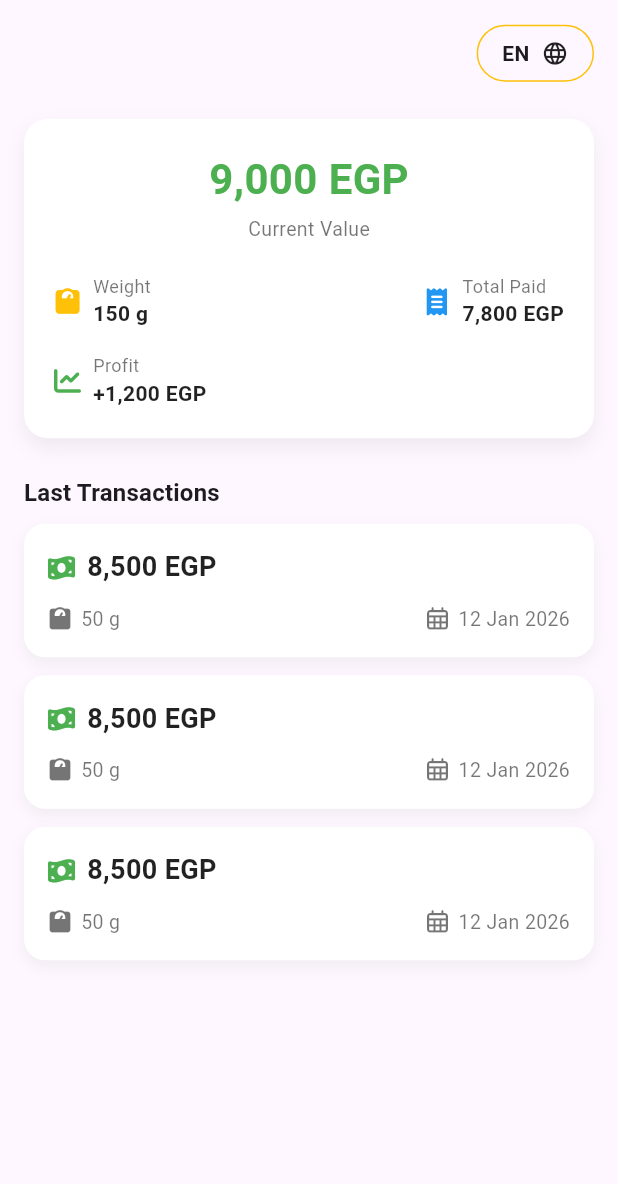
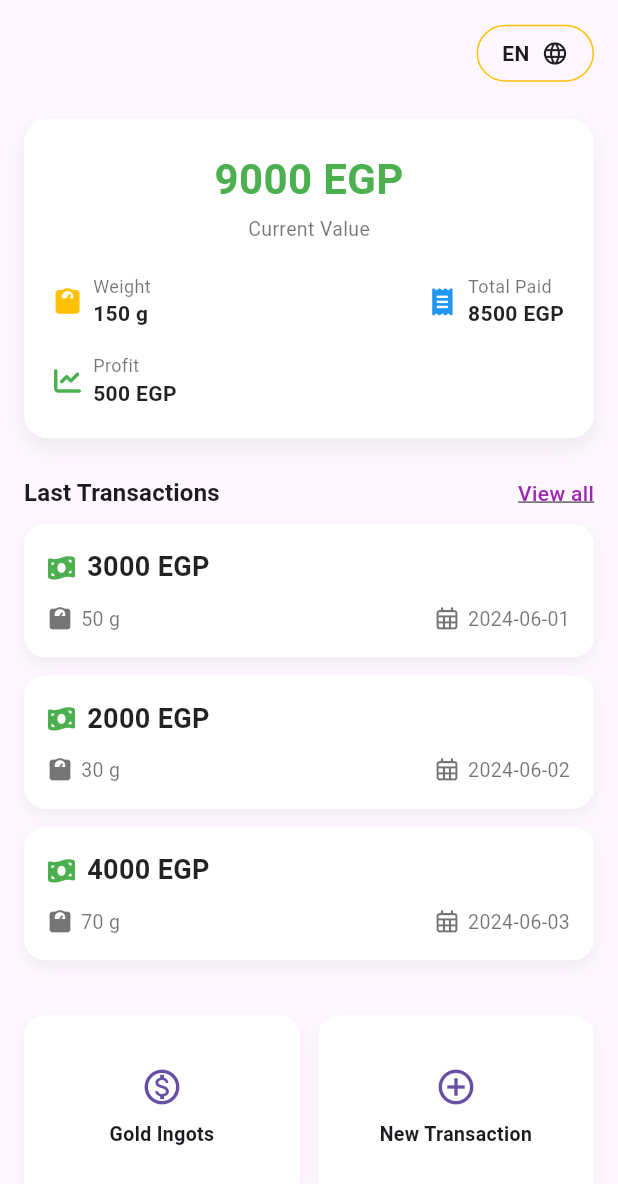
Before and after one commit to AbdelrhmanNashaat/Gold_era_app, a Flutter app: the screen it shows after launch, on a phone screen of 412 x 824 dp. Shown: the top 1184 px of the screen. Run offline on Flutter 3.47's test engine with Material 3 defaults, Android fonts, the phone set to English and light mode, and no system bars; our stand-ins replace dio, flutter_bloc, font_awesome_flutter, skeletonizer.

Commit message:
Add transaction model and views for displaying transactions and gold portfolio

```diff
--- /dev/null
+++ b/lib/features/all_transaction/data/models/transaction_model.dart
@@ -0,0 +1,13 @@
+class TransactionModel {
+  final String id;
+  final String money;
+  final String weight;
+  final String date;
+
+  TransactionModel({
+    required this.id,
+    required this.money,
+    required this.weight,
+    required this.date,
+  });
+}
--- a/lib/features/home/presentation/views/widgets/gold_portfolio_widget.dart
+++ b/lib/features/home/presentation/views/widgets/gold_portfolio_widget.dart
@@ -1,3 +1,4 @@
+import 'package:calulate_gold_daily_price/core/extentions/number_localization.dart';
 import 'package:flutter/material.dart';
 import 'package:font_awesome_flutter/font_awesome_flutter.dart';
 
@@ -5,7 +6,17 @@ import '../../../../../generated/l10n.dart';
 import 'portfolio_info_item.dart';
 
 class GoldPortfolioWidget extends StatelessWidget {
-  const GoldPortfolioWidget({super.key});
+  const GoldPortfolioWidget({
+    super.key,
+    required this.currentValue,
+    required this.weight,
+    required this.totalPaid,
+    required this.profit,
+  });
+  final String currentValue;
+  final String weight;
+  final String totalPaid;
+  final String profit;
 
   @override
   Widget build(BuildContext context) {
@@ -29,7 +40,7 @@ class GoldPortfolioWidget extends StatelessWidget {
             child: Column(
               children: [
                 Text(
-                  "9,000 ${S.of(context).EGP}",
+                  "$currentValue ${S.of(context).EGP}".localizedNumber(context),
                   style: const TextStyle(
                     fontSize: 28,
                     fontWeight: FontWeight.bold,
@@ -53,13 +64,15 @@ class GoldPortfolioWidget extends StatelessWidget {
               PortfolioInfoItem(
                 icon: FontAwesomeIcons.weightScale,
                 label: S.of(context).Weight,
-                value: "150 ${S.of(context).g}",
+                value: "$weight ${S.of(context).g}".localizedNumber(context),
                 iconColor: Colors.amber,
               ),
               PortfolioInfoItem(
                 icon: FontAwesomeIcons.receipt,
                 label: S.of(context).TotalPaid,
-                value: "7,800 ${S.of(context).EGP}",
+                value: "$totalPaid ${S.of(context).EGP}".localizedNumber(
+                  context,
+                ),
                 iconColor: Colors.blue,
               ),
             ],
@@ -70,7 +83,7 @@ class GoldPortfolioWidget extends StatelessWidget {
           PortfolioInfoItem(
             icon: FontAwesomeIcons.chartLine,
             label: S.of(context).Profit,
-            value: "+1,200 ${S.of(context).EGP}",
+            value: "$profit ${S.of(context).EGP}".localizedNumber(context),
             iconColor: Colors.green,
           ),
         ],
--- /dev/null
+++ b/lib/features/home/presentation/views/widgets/home_action_card.dart
@@ -0,0 +1,48 @@
+import 'package:flutter/material.dart';
+
+class HomeActionCard extends StatelessWidget {
+  const HomeActionCard({
+    super.key,
+    required this.icon,
+    required this.title,
+    required this.onTap,
+  });
+
+  final IconData icon;
+  final String title;
+  final VoidCallback onTap;
+
+  @override
+  Widget build(BuildContext context) {
+    return InkWell(
+      borderRadius: BorderRadius.circular(14),
+      onTap: onTap,
+      child: Container(
+        padding: const EdgeInsets.all(16),
+        decoration: BoxDecoration(
+          color: Colors.white,
+          borderRadius: BorderRadius.circular(14),
+          boxShadow: [
+            BoxShadow(
+              color: Colors.black.withValues(alpha: 0.05),
+              blurRadius: 8,
+              offset: const Offset(0, 4),
+            ),
+          ],
+        ),
+        child: Column(
+          mainAxisAlignment: MainAxisAlignment.center,
+          children: [
+            Icon(icon, size: 28, color: Theme.of(context).primaryColor),
+            const SizedBox(height: 8),
+            Text(
+              title,
+              textAlign: TextAlign.center,
+              style: const TextStyle(fontSize: 13, fontWeight: FontWeight.w600),
+            ),
+          ],
+        ),
+      ),
+    );
+  }
+}
--- /dev/null
+++ b/lib/features/home/presentation/views/widgets/home_quick_actions.dart
@@ -0,0 +1,40 @@
+import 'package:calulate_gold_daily_price/features/get_gold_ingots_price/presentation/views/get_gold_ingots_price_view.dart';
+import 'package:flutter/material.dart';
+import '../../../../../generated/l10n.dart';
+import 'home_action_card.dart';
+
+class HomeQuickActions extends StatelessWidget {
+  const HomeQuickActions({super.key});
+
+  @override
+  Widget build(BuildContext context) {
+    return GridView.count(
+      padding: EdgeInsets.zero,
+      crossAxisCount: 2,
+      crossAxisSpacing: 12,
+      mainAxisSpacing: 12,
+      childAspectRatio: 3 / 2,
+      shrinkWrap: true,
+      physics: const NeverScrollableScrollPhysics(),
+      children: [
+        HomeActionCard(
+          icon: Icons.monetization_on_outlined,
+          title: S.of(context).GoldIngots,
+          onTap: () {
+            Navigator.push(
+              context,
+              MaterialPageRoute(
+                builder: (context) => const GetGoldIngotsPriceView(),
+              ),
+            );
+          },
+        ),
+        HomeActionCard(
+          icon: Icons.add_circle_outline,
+          title: S.of(context).NewTransaction,
+          onTap: () {},
+        ),
+      ],
+    );
+  }
+}
--- a/lib/features/home/presentation/views/widgets/home_view_body.dart
+++ b/lib/features/home/presentation/views/widgets/home_view_body.dart
@@ -1,14 +1,38 @@
 import 'package:flutter/material.dart';
 import '../../../../../generated/l10n.dart';
+import '../../../../all_transaction/data/models/transaction_model.dart';
+import '../../../../all_transaction/presentation/views/all_transaction_view.dart';
 import 'gold_portfolio_widget.dart';
+import 'home_quick_actions.dart';
 import 'language_toggle.dart';
-import 'last_transaction_widget.dart';
+import 'latest_last_transactions.dart';
 
 class HomeViewBody extends StatelessWidget {
   const HomeViewBody({super.key});
 
   @override
   Widget build(BuildContext context) {
+    List<TransactionModel> transactions = [
+      // Dummy Data
+      TransactionModel(
+        id: "1",
+        money: "3000",
+        weight: "50",
+        date: "2024-06-01",
+      ),
+      TransactionModel(
+        id: "2",
+        money: "2000",
+        weight: "30",
+        date: "2024-06-02",
+      ),
+      TransactionModel(
+        id: "3",
+        money: "4000",
+        weight: "70",
+        date: "2024-06-03",
+      ),
+    ];
     final size = MediaQuery.sizeOf(context);
     return CustomScrollView(
       physics: const BouncingScrollPhysics(),
@@ -23,24 +47,53 @@ class HomeViewBody extends StatelessWidget {
                 const LanguageToggleWidget(),
                 SizedBox(height: size.height * 0.03),
                 // My Gold Portfolio Title
-                const GoldPortfolioWidget(),
+                const GoldPortfolioWidget(
+                  currentValue: "9000",
+                  weight: "150",
+                  totalPaid: "8500",
+                  profit: "500",
+                ),
                 SizedBox(height: size.height * 0.03),
                 //Last Transactions Title
+                Row(
+                  mainAxisAlignment: MainAxisAlignment.spaceBetween,
+                  children: [
                     Text(
                       S.of(context).LastTransactions,
                       style: Theme.of(context).textTheme.titleMedium?.copyWith(
                         fontWeight: FontWeight.bold,
                       ),
                     ),
-                SizedBox(height: size.height * 0.01),
-                ListView.builder(
-                  physics: const NeverScrollableScrollPhysics(),
-                  shrinkWrap: true,
-                  itemCount: 3,
-                  itemBuilder: (context, index) {
-                    return const LastTransactionWidget();
+                    GestureDetector(
+                      onTap: () {
+                        Navigator.push(
+                          context,
+                          MaterialPageRoute(
+                            builder: (context) {
+                              return AllTransactionView(
+                                transactions: transactions,
+                              );
                             },
                           ),
+                        );
+                      },
+                      child: Text(
+                        S.of(context).viewAll,
+                        style: const TextStyle(
+                          color: Colors.purple,
+                          fontSize: 14,
+                          fontWeight: FontWeight.w500,
+                          decoration: TextDecoration.underline,
+                        ),
+                      ),
+                    ),
+                  ],
+                ),
+                SizedBox(height: size.height * 0.01),
+                LatestLastTransactions(transactions: transactions),
+                SizedBox(height: size.height * 0.03),
+                const HomeQuickActions(),
+                SizedBox(height: size.height * 0.01),
               ],
             ),
           ),
--- a/lib/features/home/presentation/views/widgets/last_transaction_widget.dart
+++ b/lib/features/home/presentation/views/widgets/last_transaction_widget.dart
@@ -1,10 +1,13 @@
+import 'package:calulate_gold_daily_price/core/extentions/number_localization.dart';
 import 'package:flutter/material.dart';
 import 'package:font_awesome_flutter/font_awesome_flutter.dart';
 import '../../../../../generated/l10n.dart';
+import '../../../../all_transaction/data/models/transaction_model.dart';
 import 'transaction_info.dart';
 
 class LastTransactionWidget extends StatelessWidget {
-  const LastTransactionWidget({super.key});
+  const LastTransactionWidget({super.key, required this.transactions});
+  final TransactionModel transactions;
 
   @override
   Widget build(BuildContext context) {
@@ -35,7 +38,9 @@ class LastTransactionWidget extends StatelessWidget {
               ),
               const SizedBox(width: 8),
               Text(
-                "8,500 ${S.of(context).EGP}",
+                "${transactions.money} ${S.of(context).EGP}".localizedNumber(
+                  context,
+                ),
                 style: const TextStyle(
                   fontSize: 18,
                   fontWeight: FontWeight.bold,
@@ -52,11 +57,12 @@ class LastTransactionWidget extends StatelessWidget {
             children: [
               TransactionInfo(
                 icon: FontAwesomeIcons.weightScale,
-                text: "50 ${S.of(context).g}",
+                text: "${transactions.weight} ${S.of(context).g}"
+                    .localizedNumber(context),
               ),
-              const TransactionInfo(
+              TransactionInfo(
                 icon: FontAwesomeIcons.calendarDays,
-                text: "12 Jan 2026",
+                text: transactions.date,
               ),
             ],
           ),
--- /dev/null
+++ b/lib/features/home/presentation/views/widgets/latest_last_transactions.dart
@@ -0,0 +1,21 @@
+import 'package:flutter/material.dart';
+
+import '../../../../all_transaction/data/models/transaction_model.dart';
+import 'last_transaction_widget.dart';
+
+class LatestLastTransactions extends StatelessWidget {
+  const LatestLastTransactions({super.key, required this.transactions});
+  final List<TransactionModel> transactions;
+
+  @override
+  Widget build(BuildContext context) {
+    return ListView.builder(
+      physics: const NeverScrollableScrollPhysics(),
+      shrinkWrap: true,
+      itemCount: transactions.reversed.take(3).length,
+      itemBuilder: (context, index) {
+        return LastTransactionWidget(transactions: transactions[index]);
+      },
+    );
+  }
+}
--- a/lib/l10n/intl_ar.arb
+++ b/lib/l10n/intl_ar.arb
@@ -6,5 +6,9 @@
   "Profit": "الربح",
   "TotalPaid": "إجمالي المدفوعات",
   "g": "جرام",
-  "LastTransactions": "آخر المعاملات"
+  "LastTransactions": "آخر المعاملات",
+  "NewTransaction": "معاملة جديدة",
+  "AllTransactions": "جميع المعاملات",
+  "View all": "عرض الكل",
+  "TotalTransactions": "إجمالي المعاملات"
 }
--- a/lib/l10n/intl_en.arb
+++ b/lib/l10n/intl_en.arb
@@ -6,5 +6,9 @@
   "Profit": "Profit",
   "TotalPaid": "Total Paid",
   "g": "g",
-  "LastTransactions": "Last Transactions"
+  "LastTransactions": "Last Transactions",
+  "NewTransaction": "New Transaction",
+  "viewAll": "View all",
+  "AllTransactions": "All Transactions",
+  "TotalTransactions": "Total Transactions"
 }
```
Also changed, not shown: lib/features/all_transaction/presentation/views/all_transaction_view.dart (added, +32 -0 lines), lib/features/all_transaction/presentation/views/widgets/all_transactions_view_body.dart (added, +47 -0 lines), lib/generated/intl/messages_ar.dart, lib/generated/intl/messages_en.dart, lib/generated/l10n.dart. Lines whose indentation alone changed are shown as unchanged.
